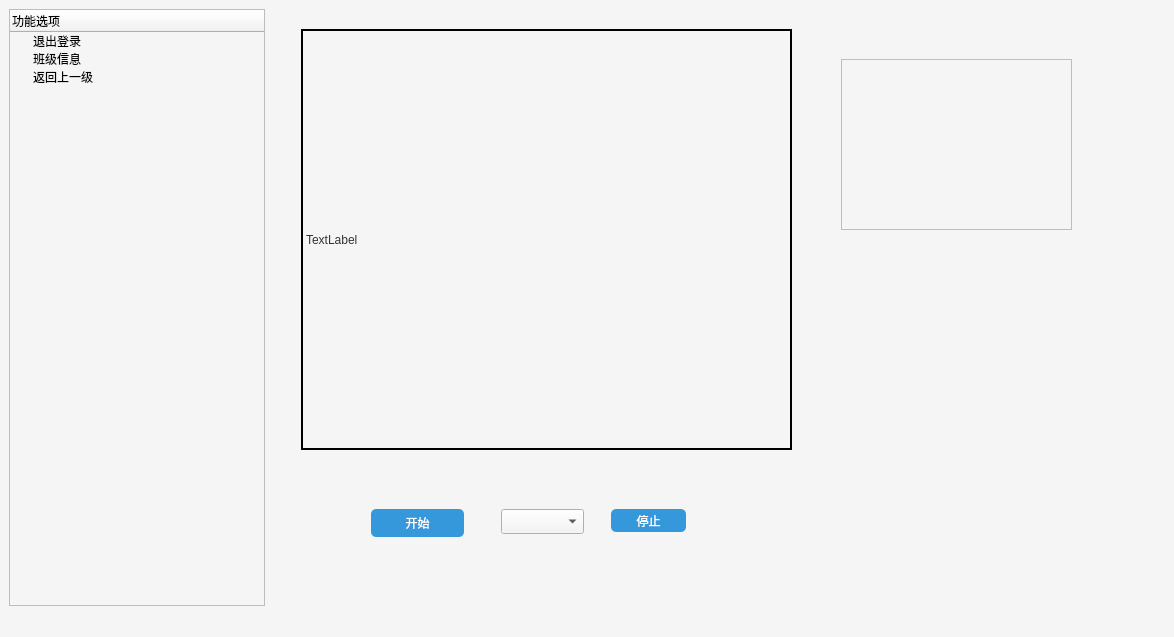
Before: the Qt Designer form ui_creator/form.ui in epocode/attendance_system, drawn with Qt 5.
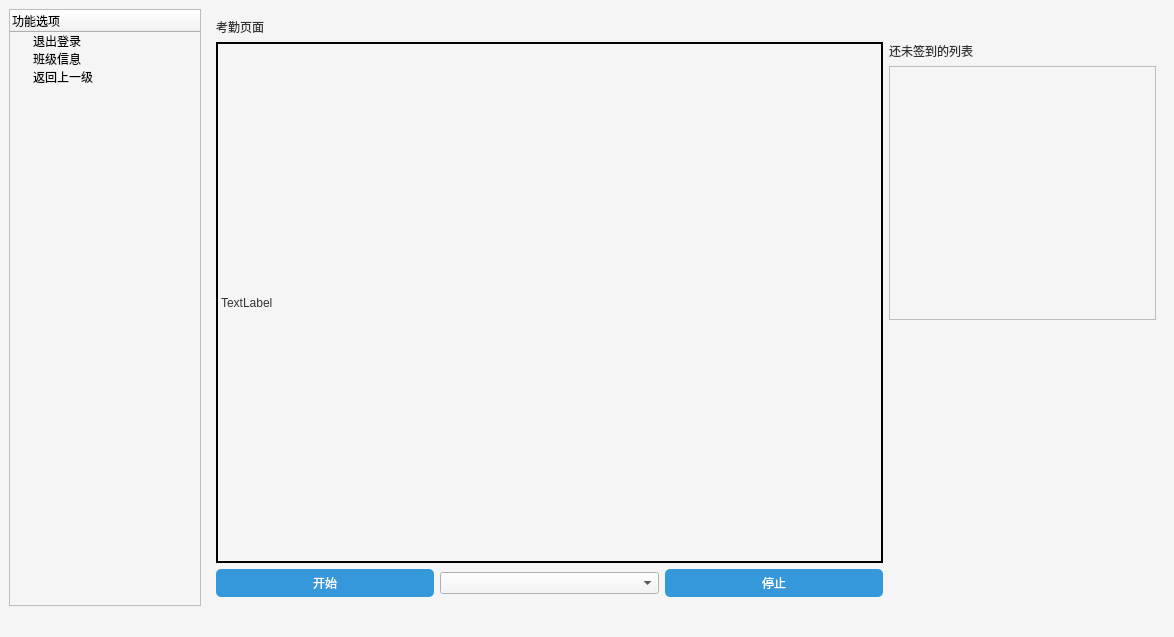
After: the same form once the commit is applied. The open tabs and pages were chosen to show the change.

```diff
--- a/ui_creator/form.ui
+++ b/ui_creator/form.ui
@@ -177,7 +177,7 @@
 /* 其它你需要的控件样式都可以在这里继续添加 */
 </string>
    </property>
-   <layout class="QHBoxLayout" name="horizontalLayout" stretch="0,6">
+   <layout class="QHBoxLayout" name="horizontalLayout" stretch="1,5">
     <item>
      <widget class="QTreeWidget" name="tree_widget">
       <column>
@@ -272,65 +272,86 @@
        </widget>
       </widget>
       <widget class="QWidget" name="page_face_detect">
+       <layout class="QVBoxLayout" name="verticalLayout_9">
+        <item>
+         <layout class="QVBoxLayout" name="verticalLayout_8">
+          <item>
+           <widget class="QLabel" name="label_6">
+            <property name="text">
+             <string>考勤页面</string>
+            </property>
+           </widget>
+          </item>
+          <item>
+           <layout class="QHBoxLayout" name="horizontalLayout_3" stretch="5,2">
+            <item>
+             <layout class="QVBoxLayout" name="verticalLayout_6" stretch="1,0">
+              <item>
+               <widget class="QLabel" name="label_display_cap">
+                <property name="text">
+                 <string>TextLabel</string>
+                </property>
+               </widget>
+              </item>
+              <item>
+               <layout class="QHBoxLayout" name="horizontalLayout_2">
+                <item>
        <widget class="QPushButton" name="btn_start_detect_face">
-        <property name="geometry">
-         <rect>
-          <x>100</x>
-          <y>500</y>
-          <width>93</width>
-          <height>28</height>
-         </rect>
-        </property>
         <property name="text">
          <string>开始</string>
         </property>
        </widget>
-       <widget class="QTableView" name="table_view_show_absent">
-        <property name="geometry">
-         <rect>
-          <x>570</x>
-          <y>50</y>
-          <width>231</width>
-          <height>171</height>
-         </rect>
-        </property>
-       </widget>
+                </item>
+                <item>
+                 <widget class="QComboBox" name="combo_box_video_source"/>
+                </item>
+                <item>
        <widget class="QPushButton" name="btn_end_detect_face">
-        <property name="geometry">
-         <rect>
-          <x>340</x>
-          <y>500</y>
-          <width>75</width>
-          <height>23</height>
-         </rect>
-        </property>
         <property name="text">
          <string>停止</string>
         </property>
        </widget>
-       <widget class="QLabel" name="label_display_cap">
-        <property name="geometry">
-         <rect>
-          <x>30</x>
-          <y>20</y>
-          <width>491</width>
-          <height>421</height>
-         </rect>
-        </property>
+                </item>
+               </layout>
+              </item>
+             </layout>
+            </item>
+            <item>
+             <layout class="QVBoxLayout" name="verticalLayout_7">
+              <item>
+               <layout class="QVBoxLayout" name="verticalLayout_5">
+                <item>
+                 <widget class="QLabel" name="label_5">
         <property name="text">
-         <string>TextLabel</string>
-        </property>
-       </widget>
-       <widget class="QComboBox" name="combo_box_video_source">
-        <property name="geometry">
-         <rect>
-          <x>230</x>
-          <y>500</y>
-          <width>83</width>
-          <height>25</height>
-         </rect>
-        </property>
-       </widget>
+                   <string>还未签到的列表</string>
+                  </property>
+                 </widget>
+                </item>
+                <item>
+                 <widget class="QTableView" name="table_view_show_absent"/>
+                </item>
+               </layout>
+              </item>
+              <item>
+               <spacer name="verticalSpacer">
+                <property name="orientation">
+                 <enum>Qt::Orientation::Vertical</enum>
+                </property>
+                <property name="sizeHint" stdset="0">
+                 <size>
+                  <width>68</width>
+                  <height>228</height>
+                 </size>
+                </property>
+               </spacer>
+              </item>
+             </layout>
+            </item>
+           </layout>
+          </item>
+         </layout>
+        </item>
+       </layout>
       </widget>
      </widget>
     </item>
```
Left out of the diff: 100 changed lines with no effect on the pictures. Lines whose indentation alone changed are shown as unchanged.
